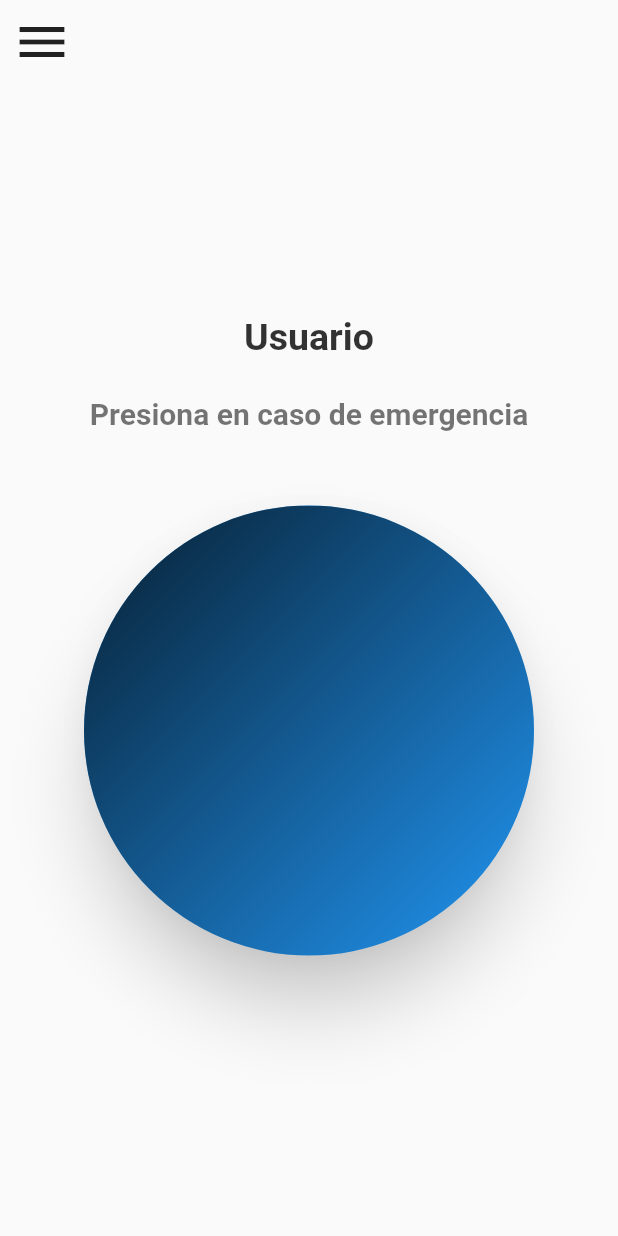
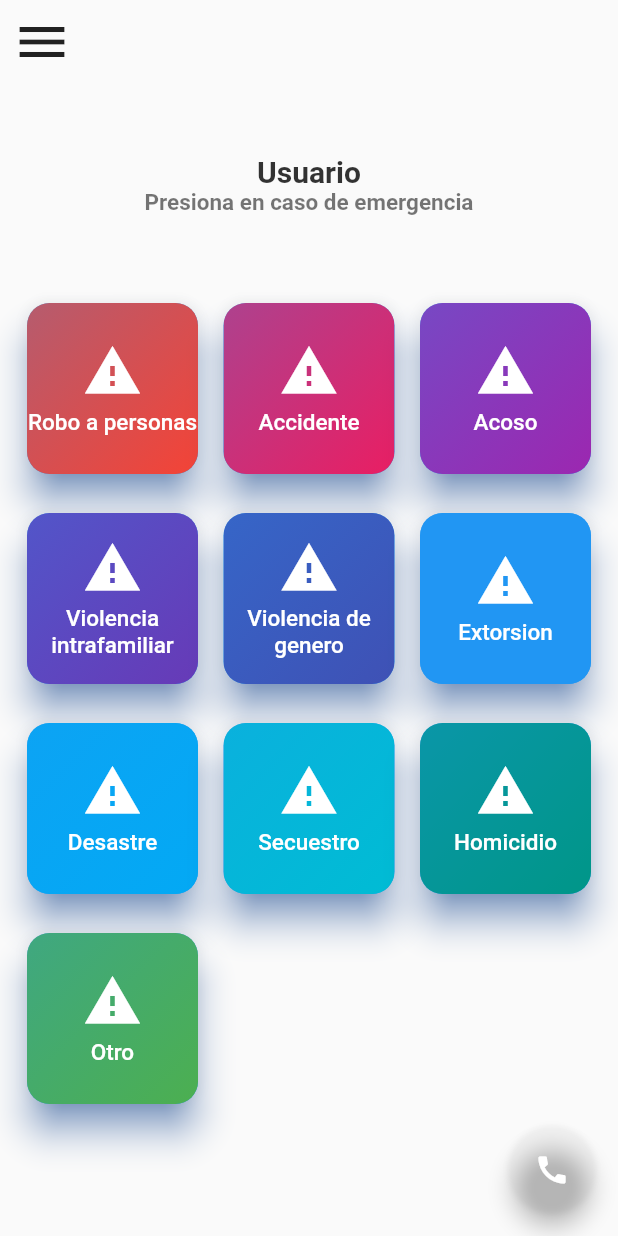
Before and after one commit to DolphH12/panic_button, a Flutter app: the HomePage screen opened by its route, on a phone screen of 412 x 824 dp. Run offline on Flutter 3.47's test engine with Material 2 defaults, Android fonts, the phone set to English and light mode, and no system bars; our stand-ins replace animate_do, audioplayers, flutter_colorpicker, flutter_progress_hud, geolocator, google_maps_flutter and 5 more; missing offline and left inert: flutter_android_volume_keydown, flutter_background, numeric_keyboard, record_mp3, syncfusion_flutter_maps; accounts and stored records are empty.

Commit message:
Update Homepage

```diff
--- a/lib/pages/home_page.dart
+++ b/lib/pages/home_page.dart
@@ -1,5 +1,5 @@
 import 'dart:async';
-
+import 'dart:math' as math;
 import 'package:flutter/material.dart';
 import 'package:flutter/services.dart';
 import 'package:flutter_background/flutter_background.dart';
@@ -7,9 +7,11 @@ import 'package:geolocator/geolocator.dart';
 import 'package:panic_app/services/background_service.dart';
 import 'package:panic_app/utils/preferencias_app.dart';
 import 'package:speech_to_text/speech_to_text.dart' as stt;
+import 'package:url_launcher/url_launcher.dart';
 
 import '../utils/confirm.dart';
 import '../utils/utils.dart';
+import '../widgets/buttons_page.dart';
 
 class HomePage extends StatefulWidget {
   const HomePage({Key? key}) : super(key: key);
@@ -19,7 +21,6 @@ class HomePage extends StatefulWidget {
 }
 
 class _HomePageState extends State<HomePage> {
-
   final PreferenciasUsuario _prefs = PreferenciasUsuario();
 
   @override
@@ -28,13 +29,6 @@ class _HomePageState extends State<HomePage> {
       onWillPop: exitApp,
       child: Scaffold(
         appBar: AppBar(
-          // title: Text(
-          //   "¡Bienvenidos!",
-          //   style: TextStyle(
-          //       fontSize: 25,
-          //       color: _prefs.colorButton,
-          //       fontWeight: FontWeight.w700),
-          // ),
           centerTitle: true,
           backgroundColor: Colors.transparent,
           elevation: 0,
@@ -44,6 +38,7 @@ class _HomePageState extends State<HomePage> {
         ),
         body: const ButtonPanicWidget(),
         drawer: const MenuDrawer(),
+        floatingActionButton: const FloatingCall(),
       ),
     );
   }
@@ -181,7 +176,6 @@ class _SwicthBtnPanicState extends State<SwicthBtnPanic> {
   String text = "Start Service";
   Confirm confirm = Confirm();
 
-
   void stopVoice() {
     _text = "";
     timer?.cancel();
@@ -201,11 +195,11 @@ class _SwicthBtnPanicState extends State<SwicthBtnPanic> {
     });
   }
 
-
   Future<void> emergenciaVoz() async {
     print("hola");
     Position position = await determinePosition();
-    final buttonemergency = await eventService.addEvent(position, 1 , "Evento externo, por voz");
+    final buttonemergency =
+        await eventService.addEvent(position, 1, "Evento externo, por voz");
 
     print(buttonemergency);
     if (buttonemergency == 'ok') {
@@ -218,22 +212,19 @@ class _SwicthBtnPanicState extends State<SwicthBtnPanic> {
   void _listen() async {
     bool available = await _speech.initialize(
         onStatus: (value) async => {
-          print("onStatusR: $value"),
-          print("confirm en ${confirm.counter}"),
-          if((value == "done" && confirm.counter == 2)) {
-            emergenciaVoz(),
-            print("Emergencia"),
-            confirm.counter = 0
-          }
-        },
+              print("onStatusR: $value"),
+              print("confirm en ${confirm.counter}"),
+              if ((value == "done" && confirm.counter == 2))
+                {emergenciaVoz(), print("Emergencia"), confirm.counter = 0}
+            },
         onError: (value) => print("onStatusERROR: $value"));
 
     if (available) {
       _speech.listen(
         onResult: (value) => setState(() {
           _text = value.recognizedWords;
-          if ((_text.contains("ayuda") || _text.contains("Ayuda"))){
-            confirm.counter ++;
+          if ((_text.contains("ayuda") || _text.contains("Ayuda"))) {
+            confirm.counter++;
             print(confirm.counter);
 
             _text = "";
@@ -351,7 +342,7 @@ class ButtonPanicWidget extends StatelessWidget {
         width: double.infinity,
         child: Center(
           child: Column(
-            mainAxisAlignment: MainAxisAlignment.center,
+            mainAxisAlignment: MainAxisAlignment.start,
             children: [
               Text(
                 "Botón de pánico",
@@ -366,11 +357,8 @@ class ButtonPanicWidget extends StatelessWidget {
                 textAlign: TextAlign.center,
                 style: TextStyle(
                     color: prefs.colorButton.withOpacity(0.8),
-                    fontSize: 25,
+                    fontSize: 20,
                     fontWeight: FontWeight.bold),
-              ),
-              const SizedBox(
-                height: 25,
               ),
               const Padding(
                 padding: EdgeInsets.symmetric(horizontal: 50),
@@ -379,44 +367,14 @@ class ButtonPanicWidget extends StatelessWidget {
                   textAlign: TextAlign.center,
                   style: TextStyle(
                       color: Colors.black54,
-                      fontSize: 20,
+                      fontSize: 15,
                       fontWeight: FontWeight.bold),
                 ),
               ),
               const SizedBox(
                 height: 50,
               ),
-              SizedBox(
-                height: 300,
-                width: 300,
-                child: ElevatedButton(
-                    onPressed: () {
-                      Navigator.pushNamed(context, "selectEmergency");
-                    },
-                    style: ElevatedButton.styleFrom(
-                      elevation: 20,
-                      shadowColor: prefs.colorButton.withOpacity(0.8),
-                      shape: RoundedRectangleBorder(
-                        borderRadius: BorderRadius.circular(200),
-                      ),
-                      padding: const EdgeInsets.all(0.0),
-                    ),
-                    child: Ink(
-                      decoration: BoxDecoration(
-                          gradient: LinearGradient(
-                            colors: [
-                              prefs.colorButton,
-                              prefs.colorButton.withOpacity(0.8)
-                            ],
-                            begin: Alignment.bottomRight,
-                            end: Alignment.topLeft,
-                          ),
-                          borderRadius: BorderRadius.circular(200)),
-                    )),
-              ),
-              const SizedBox(
-                height: 80,
-              )
+              const Expanded(child: SelectEmergencyWidget()),
             ],
           ),
         ),
@@ -424,3 +382,89 @@ class ButtonPanicWidget extends StatelessWidget {
     );
   }
 }
+
+class FloatingCall extends StatefulWidget {
+  const FloatingCall({super.key});
+
+  @override
+  State<FloatingCall> createState() => _FloatingCallState();
+}
+
+class _FloatingCallState extends State<FloatingCall>
+    with TickerProviderStateMixin {
+  late AnimationController _controller;
+  PreferenciasUsuario prefs = PreferenciasUsuario();
+
+  static const List<IconData> icons = [
+    Icons.local_police,
+    Icons.notification_important
+  ];
+
+  @override
+  void initState() {
+    super.initState();
+    _controller = AnimationController(
+      duration: const Duration(milliseconds: 500),
+      vsync: this,
+    );
+  }
+
+  @override
+  Widget build(BuildContext context) {
+    Color backgroundColor = Colors.white;
+    Color foregroundColor = prefs.colorButton;
+    return Column(
+      mainAxisSize: MainAxisSize.min,
+      children: List.generate(icons.length, (int index) {
+        Widget child = Container(
+          height: 60.0,
+          width: 50.0,
+          alignment: FractionalOffset.topCenter,
+          child: ScaleTransition(
+            scale: CurvedAnimation(
+              parent: _controller,
+              curve: Interval(0.0, 1.0 - index / icons.length / 2.0,
+                  curve: Curves.easeOut),
+            ),
+            child: FloatingActionButton(
+              heroTag: null,
+              backgroundColor: backgroundColor,
+              child: Icon(icons[index], color: foregroundColor),
+              onPressed: () async {
+                if (index == 0) {
+                  final call = Uri.parse('tel:123');
+                  if (await canLaunchUrl(call)) {
+                    launchUrl(call);
+                  } else {
+                    throw 'Could not launch $call';
+                  }
+                } else {
+                  final call = Uri.parse('tel:119');
+                  if (await canLaunchUrl(call)) {
+                    launchUrl(call);
+                  } else {
+                    throw 'Could not launch $call';
+                  }
+                }
+              },
+            ),
+          ),
+        );
+        return child;
+      }).toList()
+        ..add(
+          FloatingActionButton(
+            backgroundColor: foregroundColor,
+            child: const Icon(Icons.call),
+            onPressed: () {
+              if (_controller.isDismissed) {
+                _controller.forward();
+              } else {
+                _controller.reverse();
+              }
+            },
+          ),
+        ),
+    );
+  }
+}
--- a/lib/pages/splash_page.dart
+++ b/lib/pages/splash_page.dart
@@ -23,9 +23,10 @@ class _SplashPageState extends State<SplashPage> {
       Timer(const Duration(seconds: 5), () async {
         if (await check()) {
           if (await ok) {
-              if(!mounted) return;
+            if (!mounted) return;
             Navigator.pushReplacementNamed(context, 'home');
           } else {
+            if (!mounted) return;
             Navigator.pushReplacementNamed(context, 'login');
           }
         } else {
--- a/lib/routes/routes.dart
+++ b/lib/routes/routes.dart
@@ -1,5 +1,5 @@
 import 'package:flutter/material.dart';
-import 'package:panic_app/pages/buttons_page.dart';
+import 'package:panic_app/widgets/buttons_page.dart';
 import 'package:panic_app/pages/configuration_page.dart';
 import 'package:panic_app/pages/contactos/add_contactos_page.dart';
 import 'package:panic_app/pages/contactos/ver_contactos_page.dart';
@@ -28,7 +28,6 @@ final Map<String, Widget Function(BuildContext)> appRoutes = {
   'intro': (_) => const IntroPage(),
   'presentation': (_) => const PresentationPage(),
   'personalize': (_) => const PersonalizePage(),
-  'selectEmergency': (_) => const ButtonsPage(),
   'information': (_) => const InformationPage(),
   'profile': (_) => const ProfilePage(),
   'contacts': (_) => SeeContactPage(),
--- a/lib/services/user_service.dart
+++ b/lib/services/user_service.dart
@@ -22,6 +22,7 @@ class UsuarioService {
     request.headers.addAll(headers);
 
     try {
+      print("PERRA");
       final http.StreamedResponse response = await request.send();
 
       final Map<String, dynamic> decodedResp =
--- /dev/null
+++ b/lib/widgets/buttons_page.dart
@@ -0,0 +1,41 @@
+import 'package:flutter/material.dart';
+import 'package:panic_app/utils/utils.dart';
+import 'select_button_emergency.dart';
+
+class SelectEmergencyWidget extends StatelessWidget {
+  const SelectEmergencyWidget({super.key});
+
+  @override
+  Widget build(BuildContext context) {
+    List<String> labels = [
+      "Robo a personas",
+      "Accidente",
+      "Acoso",
+      "Violencia intrafamiliar",
+      "Violencia de genero",
+      "Extorsion",
+      "Desastre",
+      "Secuestro",
+      "Homicidio",
+      "Otro",
+    ];
+
+    return SizedBox(
+      height: MediaQuery.of(context).size.height,
+      width: double.infinity,
+      child: GridView.builder(
+        physics: const BouncingScrollPhysics(),
+        padding: const EdgeInsets.only(left: 10, right: 10, bottom: 50),
+        itemCount: labels.length,
+        gridDelegate: const SliverGridDelegateWithFixedCrossAxisCount(
+            crossAxisCount: 3, crossAxisSpacing: 1, mainAxisSpacing: 10),
+        itemBuilder: (context, index) => SelectButtonWidget(
+          tipo: labels[index],
+          color: colors[index],
+          icon: Icons.warning,
+          type: index + 2,
+        ),
+      ),
+    );
+  }
+}
--- a/lib/widgets/select_button_emergency.dart
+++ b/lib/widgets/select_button_emergency.dart
@@ -2,11 +2,16 @@ import 'package:flutter/material.dart';
 
 class SelectButtonWidget extends StatelessWidget {
   const SelectButtonWidget(
-      {super.key, required this.tipo, required this.color, required this.type});
+      {super.key,
+      required this.tipo,
+      required this.color,
+      required this.type,
+      required this.icon});
 
   final String tipo;
   final Color color;
   final int type;
+  final IconData icon;
 
   @override
   Widget build(BuildContext context) {
@@ -37,10 +42,19 @@ class SelectButtonWidget extends StatelessWidget {
               borderRadius: BorderRadius.circular(15)),
           child: Container(
             alignment: Alignment.center,
-            child: Text(
-              tipo,
-              textAlign: TextAlign.center,
-              style: const TextStyle(fontSize: 17),
+            child: Column(
+              mainAxisAlignment: MainAxisAlignment.center,
+              children: [
+                Icon(icon, size: 40),
+                const SizedBox(
+                  height: 5,
+                ),
+                Text(
+                  tipo,
+                  textAlign: TextAlign.center,
+                  style: const TextStyle(fontSize: 15),
+                ),
+              ],
             ),
           ),
         ),
--- a/pubspec.yaml
+++ b/pubspec.yaml
@@ -51,6 +51,7 @@ dependencies:
   shared_preferences: ^2.0.15
   speech_to_text: ^6.1.0
   syncfusion_flutter_maps: ^20.3.56
+  url_launcher: ^6.1.7
 
 dev_dependencies:
   flutter_lints: ^2.0.0
```
Also changed, not shown: lib/pages/buttons_page.dart (deleted, +0 -66 lines), pubspec.lock, 7 other files. Lines whose indentation alone changed are shown as unchanged.
